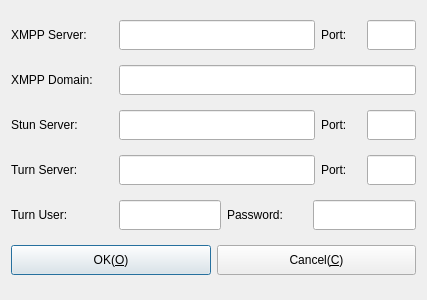
Above: Widgets/FrmLogin/DlgLoginSettings.ui from KangLin/RabbitIm before the change. Below: the same form after it.
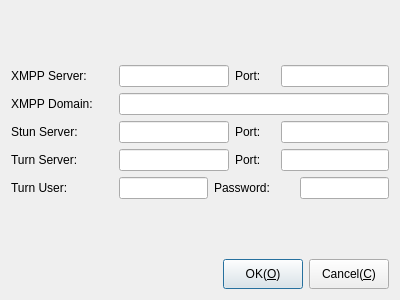
That is the form after the change. Icons and pictures are not drawn.

Diff of the .ui file:
```diff
--- a/Widgets/FrmLogin/DlgLoginSettings.ui
+++ b/Widgets/FrmLogin/DlgLoginSettings.ui
@@ -6,7 +6,7 @@
    <rect>
     <x>0</x>
     <y>0</y>
-    <width>427</width>
+    <width>400</width>
     <height>300</height>
    </rect>
   </property>
@@ -14,7 +14,20 @@
    <string>Server Settings</string>
   </property>
   <layout class="QGridLayout" name="gridLayout">
-   <item row="0" column="0">
+   <item row="0" column="1">
+    <spacer name="verticalSpacer_2">
+     <property name="orientation">
+      <enum>Qt::Vertical</enum>
+     </property>
+     <property name="sizeHint" stdset="0">
+      <size>
+       <width>20</width>
+       <height>46</height>
+      </size>
+     </property>
+    </spacer>
+   </item>
+   <item row="1" column="0" colspan="2">
     <layout class="QHBoxLayout" name="horizontalLayout">
      <item>
       <widget class="QLabel" name="label_7">
@@ -27,7 +40,7 @@
        <property name="minimumSize">
         <size>
          <width>102</width>
-         <height>30</height>
+         <height>0</height>
         </size>
        </property>
        <property name="maximumSize">
@@ -47,15 +60,15 @@
      <item>
       <widget class="QLineEdit" name="txtXmppServer">
        <property name="sizePolicy">
-        <sizepolicy hsizetype="Expanding" vsizetype="Fixed">
-         <horstretch>4</horstretch>
+        <sizepolicy hsizetype="Expanding" vsizetype="Preferred">
+         <horstretch>0</horstretch>
          <verstretch>0</verstretch>
         </sizepolicy>
        </property>
        <property name="minimumSize">
         <size>
          <width>0</width>
-         <height>30</height>
+         <height>0</height>
         </size>
        </property>
        <property name="maximumSize">
@@ -77,7 +90,7 @@
        <property name="minimumSize">
         <size>
          <width>40</width>
-         <height>30</height>
+         <height>0</height>
         </size>
        </property>
        <property name="maximumSize">
@@ -97,15 +110,15 @@
      <item>
       <widget class="QLineEdit" name="txtXmppPort">
        <property name="sizePolicy">
-        <sizepolicy hsizetype="Expanding" vsizetype="Fixed">
-         <horstretch>1</horstretch>
+        <sizepolicy hsizetype="Preferred" vsizetype="Preferred">
+         <horstretch>0</horstretch>
          <verstretch>0</verstretch>
         </sizepolicy>
        </property>
        <property name="minimumSize">
         <size>
          <width>0</width>
-         <height>30</height>
+         <height>0</height>
         </size>
        </property>
        <property name="maximumSize">
@@ -118,7 +131,7 @@
      </item>
     </layout>
    </item>
-   <item row="1" column="0">
+   <item row="2" column="0" colspan="2">
     <layout class="QHBoxLayout" name="horizontalLayout_6">
      <item>
       <widget class="QLabel" name="label_11">
@@ -131,7 +144,7 @@
        <property name="minimumSize">
         <size>
          <width>102</width>
-         <height>30</height>
+         <height>0</height>
         </size>
        </property>
        <property name="maximumSize">
@@ -151,15 +164,15 @@
      <item>
       <widget class="QLineEdit" name="txtXmppDomain">
        <property name="sizePolicy">
-        <sizepolicy hsizetype="Expanding" vsizetype="Fixed">
-         <horstretch>4</horstretch>
+        <sizepolicy hsizetype="Expanding" vsizetype="Preferred">
+         <horstretch>0</horstretch>
          <verstretch>0</verstretch>
         </sizepolicy>
        </property>
        <property name="minimumSize">
         <size>
          <width>0</width>
-         <height>30</height>
+         <height>0</height>
         </size>
        </property>
        <property name="maximumSize">
@@ -172,7 +185,7 @@
      </item>
     </layout>
    </item>
-   <item row="2" column="0">
+   <item row="3" column="0" colspan="2">
     <layout class="QHBoxLayout" name="horizontalLayout_2">
      <item>
       <widget class="QLabel" name="label_3">
@@ -185,7 +198,7 @@
        <property name="minimumSize">
         <size>
          <width>102</width>
-         <height>30</height>
+         <height>0</height>
         </size>
        </property>
        <property name="maximumSize">
@@ -205,15 +218,15 @@
      <item>
       <widget class="QLineEdit" name="txtStunServer">
        <property name="sizePolicy">
-        <sizepolicy hsizetype="Expanding" vsizetype="Fixed">
-         <horstretch>4</horstretch>
+        <sizepolicy hsizetype="Expanding" vsizetype="Preferred">
+         <horstretch>0</horstretch>
          <verstretch>0</verstretch>
         </sizepolicy>
        </property>
        <property name="minimumSize">
         <size>
          <width>0</width>
-         <height>30</height>
+         <height>0</height>
         </size>
        </property>
        <property name="maximumSize">
@@ -235,7 +248,7 @@
        <property name="minimumSize">
         <size>
          <width>40</width>
-         <height>30</height>
+         <height>0</height>
         </size>
        </property>
        <property name="maximumSize">
@@ -255,15 +268,15 @@
      <item>
       <widget class="QLineEdit" name="txtStunPort">
        <property name="sizePolicy">
-        <sizepolicy hsizetype="Expanding" vsizetype="Fixed">
-         <horstretch>1</horstretch>
+        <sizepolicy hsizetype="Preferred" vsizetype="Preferred">
+         <horstretch>0</horstretch>
          <verstretch>0</verstretch>
         </sizepolicy>
        </property>
        <property name="minimumSize">
         <size>
          <width>0</width>
-         <height>30</height>
+         <height>0</height>
         </size>
        </property>
        <property name="maximumSize">
@@ -276,7 +289,7 @@
      </item>
     </layout>
    </item>
-   <item row="3" column="0">
+   <item row="4" column="0" colspan="2">
     <layout class="QHBoxLayout" name="horizontalLayout_3">
      <item>
       <widget class="QLabel" name="label_5">
@@ -289,7 +302,7 @@
        <property name="minimumSize">
         <size>
          <width>102</width>
-         <height>30</height>
+         <height>0</height>
         </size>
        </property>
        <property name="maximumSize">
@@ -309,15 +322,15 @@
      <item>
       <widget class="QLineEdit" name="txtTurnServer">
        <property name="sizePolicy">
-        <sizepolicy hsizetype="Expanding" vsizetype="Fixed">
-         <horstretch>4</horstretch>
+        <sizepolicy hsizetype="Expanding" vsizetype="Preferred">
+         <horstretch>0</horstretch>
          <verstretch>0</verstretch>
         </sizepolicy>
        </property>
        <property name="minimumSize">
         <size>
          <width>0</width>
-         <height>30</height>
+         <height>0</height>
         </size>
        </property>
        <property name="maximumSize">
@@ -339,7 +352,7 @@
        <property name="minimumSize">
         <size>
          <width>40</width>
-         <height>30</height>
+         <height>0</height>
         </size>
        </property>
        <property name="maximumSize">
@@ -359,15 +372,15 @@
      <item>
       <widget class="QLineEdit" name="txtTurnPort">
        <property name="sizePolicy">
-        <sizepolicy hsizetype="Expanding" vsizetype="Fixed">
-         <horstretch>1</horstretch>
+        <sizepolicy hsizetype="Preferred" vsizetype="Preferred">
+         <horstretch>0</horstretch>
          <verstretch>0</verstretch>
         </sizepolicy>
        </property>
        <property name="minimumSize">
         <size>
          <width>0</width>
-         <height>30</height>
+         <height>0</height>
         </size>
        </property>
        <property name="maximumSize">
@@ -380,7 +393,7 @@
      </item>
     </layout>
    </item>
-   <item row="4" column="0">
+   <item row="5" column="0" colspan="2">
     <layout class="QHBoxLayout" name="horizontalLayout_4">
      <item>
       <widget class="QLabel" name="label_9">
@@ -393,7 +406,7 @@
        <property name="minimumSize">
         <size>
          <width>102</width>
-         <height>30</height>
+         <height>0</height>
         </size>
        </property>
        <property name="maximumSize">
@@ -413,15 +426,15 @@
      <item>
       <widget class="QLineEdit" name="txtUser">
        <property name="sizePolicy">
-        <sizepolicy hsizetype="Expanding" vsizetype="Fixed">
+        <sizepolicy hsizetype="Expanding" vsizetype="Preferred">
          <horstretch>0</horstretch>
          <verstretch>0</verstretch>
         </sizepolicy>
        </property>
        <property name="minimumSize">
         <size>
-         <width>80</width>
-         <height>30</height>
+         <width>0</width>
+         <height>0</height>
         </size>
        </property>
        <property name="maximumSize">
@@ -443,7 +456,7 @@
        <property name="minimumSize">
         <size>
          <width>80</width>
-         <height>30</height>
+         <height>0</height>
         </size>
        </property>
        <property name="maximumSize">
@@ -463,15 +476,15 @@
      <item>
       <widget class="QLineEdit" name="txtPassword">
        <property name="sizePolicy">
-        <sizepolicy hsizetype="Expanding" vsizetype="Fixed">
+        <sizepolicy hsizetype="Preferred" vsizetype="Preferred">
          <horstretch>0</horstretch>
          <verstretch>0</verstretch>
         </sizepolicy>
        </property>
        <property name="minimumSize">
         <size>
-         <width>80</width>
-         <height>30</height>
+         <width>0</width>
+         <height>0</height>
         </size>
        </property>
        <property name="maximumSize">
@@ -484,8 +497,34 @@
      </item>
     </layout>
    </item>
-   <item row="5" column="0">
+   <item row="6" column="0">
+    <spacer name="verticalSpacer">
+     <property name="orientation">
+      <enum>Qt::Vertical</enum>
+     </property>
+     <property name="sizeHint" stdset="0">
+      <size>
+       <width>20</width>
+       <height>46</height>
+      </size>
+     </property>
+    </spacer>
+   </item>
+   <item row="7" column="0" colspan="2">
     <layout class="QHBoxLayout" name="horizontalLayout_5">
+     <item>
+      <spacer name="horizontalSpacer">
+       <property name="orientation">
+        <enum>Qt::Horizontal</enum>
+       </property>
+       <property name="sizeHint" stdset="0">
+        <size>
+         <width>40</width>
+         <height>20</height>
+        </size>
+       </property>
+      </spacer>
+     </item>
      <item>
       <widget class="QPushButton" name="pbOK">
        <property name="sizePolicy">
```
